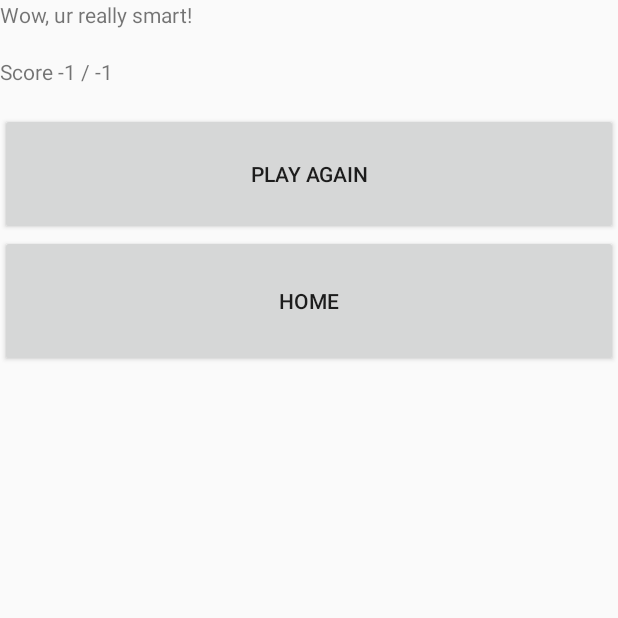
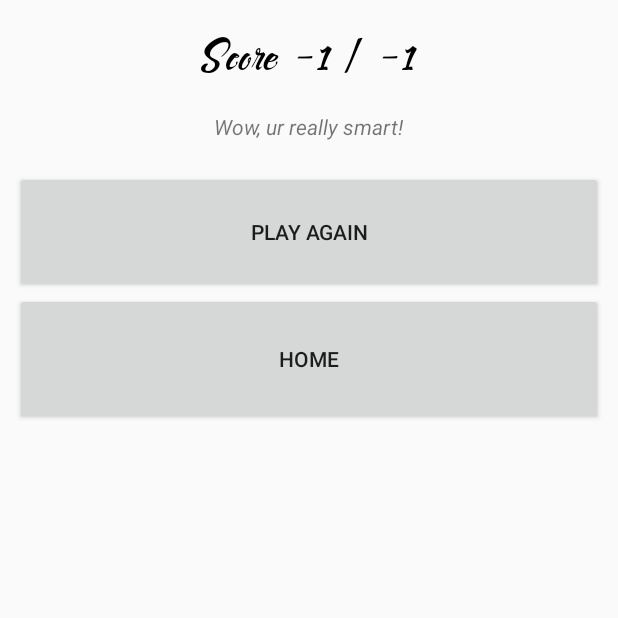
Before and after one commit to seph314/trivially, an Android app: the GameDoneActivity screen opened directly, with no data from a screen before it, on a phone screen of 412 x 824 dp, the top half of it. Run offline under Robolectric (Android 15) with nearby library versions, the phone set to English and light mode, and no system bars.

Commit message:
styled all activities. Added margin, font, customized navigation bar

```diff
--- a/A3/Trivially/app/src/main/res/layout/activity_game_done.xml
+++ b/A3/Trivially/app/src/main/res/layout/activity_game_done.xml
@@ -8,17 +8,26 @@
     <LinearLayout
         android:layout_width="fill_parent"
         android:layout_height="fill_parent"
-        android:orientation="vertical">
+        android:orientation="vertical"
+        android:layout_marginHorizontal="10dp">
+
+        <TextView
+            android:id="@+id/score"
+            android:layout_width="wrap_content"
+            android:layout_height="wrap_content"
+            android:layout_gravity="center_horizontal"
+            android:textSize="30sp"
+            android:fontFamily="@font/rashfeng"
+            android:textColor="@android:color/black"
+            android:layout_marginVertical="20dp"/>
 
         <TextView
             android:id="@+id/scoreComment"
-            android:layout_width="402dp"
-            android:layout_height="38dp" />
-
-        <TextView
-            android:id="@+id/score"
-            android:layout_width="402dp"
-            android:layout_height="37dp" />
+            android:layout_width="wrap_content"
+            android:layout_height="wrap_content"
+            android:layout_gravity="center_horizontal"
+            android:textStyle="italic"
+            android:layout_marginBottom="20dp"/>
 
         <Button
             android:id="@+id/playAgainBtn"
--- a/A3/Trivially/app/src/main/res/layout/activity_high_score.xml
+++ b/A3/Trivially/app/src/main/res/layout/activity_high_score.xml
@@ -15,8 +15,9 @@
         android:fontFamily="@font/rashfeng"
         android:textColor="@android:color/black"
         android:text="Your Score" />
+
     <LinearLayout
-        android:id = "@+id/relativeLayout2"
+        android:orientation="horizontal"
         android:layout_width = "fill_parent"
         android:layout_height = "wrap_content"
         android:layout_marginHorizontal="60dp">
--- a/A3/Trivially/app/src/main/res/layout/activity_un_authenticated_profile.xml
+++ b/A3/Trivially/app/src/main/res/layout/activity_un_authenticated_profile.xml
@@ -8,7 +8,8 @@
 
     <LinearLayout
         android:layout_width="match_parent"
-        android:layout_height="match_parent">
+        android:layout_height="match_parent"
+        android:layout_marginHorizontal="10dp">
 
         <Button
             android:id="@+id/logInBtn"
--- a/A3/Trivially/app/src/main/res/layout/listview_row.xml
+++ b/A3/Trivially/app/src/main/res/layout/listview_row.xml
@@ -7,7 +7,7 @@
 
     <TextView
         android:id="@+id/nameColumn"
-        android:layout_width="0dp"
+        android:layout_width="60dp"
         android:layout_height="wrap_content"
         android:text="Name"
         android:layout_weight="1">
--- a/A3/Trivially/app/src/main/res/layout/navigation_bar.xml
+++ b/A3/Trivially/app/src/main/res/layout/navigation_bar.xml
@@ -4,6 +4,7 @@
     android:orientation="vertical"
     android:layout_width="match_parent"
     android:layout_height="100dp"
+    android:layout_marginHorizontal="5dp"
     android:layout_marginBottom="30dp">
 
         <TextView
```
Also changed, not shown: A3/Trivially/app/src/main/res/layout/activity_authenticated_profile.xml (+7 -2 lines), A3/Trivially/app/src/main/res/layout/activity_game.xml (+7 -3 lines), A3/Trivially/app/src/main/res/layout/activity_in_game.xml (+13 -5 lines).
